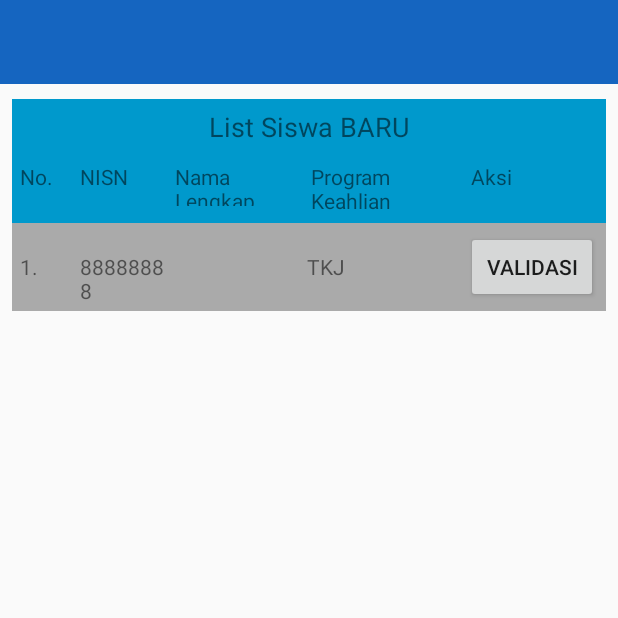
After one commit to muslikh/siakadAndroid, an Android app: the validasiPPDB screen opened directly, with no data from a screen before it, on a phone screen of 412 x 824 dp, the top half of it. The commit adds this screen. Run offline under Robolectric (Android 15) with nearby library versions, the phone set to English and light mode, and no system bars; our stand-ins replace Volley; network calls fail.

Commit message:
update baru gan

```diff
--- a/app/src/main/AndroidManifest.xml
+++ b/app/src/main/AndroidManifest.xml
@@ -13,7 +13,8 @@
         android:roundIcon="@mipmap/ic_logo"
         android:supportsRtl="true"
         android:theme="@style/AppTheme">
-        <activity android:name=".AdminActivity"></activity>
+        <activity android:name=".validasiPPDB"></activity>
+        <activity android:name=".AdminActivity" />
         <activity android:name=".Pendaftar" />
         <activity android:name=".FormulirPPDB" />
         <activity android:name=".EditDataSiswa" />
--- /dev/null
+++ b/app/src/main/java/id/codemerindu/siakad/validasiPPDB.java
@@ -0,0 +1,138 @@
+package id.codemerindu.siakad;
+
+import android.support.v7.app.AppCompatActivity;
+import android.os.Bundle;
+import android.util.Log;
+import android.view.View;
+import android.widget.Button;
+import android.widget.TableLayout;
+import android.widget.TableRow;
+import android.widget.TextView;
+import android.widget.Toast;
+
+import com.android.volley.Request;
+import com.android.volley.RequestQueue;
+import com.android.volley.Response;
+import com.android.volley.VolleyError;
+import com.android.volley.toolbox.StringRequest;
+import com.android.volley.toolbox.Volley;
+
+import org.json.JSONArray;
+import org.json.JSONException;
+import org.json.JSONObject;
+
+import java.util.ArrayList;
+
+public class validasiPPDB extends AppCompatActivity {
+
+    final String url = Server.URL+"siswabaru.php";
+    final String url_pindah = Server.URL+"pindah.php";
+
+
+    @Override
+    protected void onCreate(Bundle savedInstanceState) {
+        super.onCreate(savedInstanceState);
+        setContentView(R.layout.activity_validasi_ppdb);
+
+        DtSiswaBaru();
+
+        Button validasi = (Button) findViewById(R.id.aksiValidasi);
+        validasi.setOnClickListener(new View.OnClickListener() {
+            @Override
+            public void onClick(View v) {
+                pindah();
+            }
+        });
+//        TableRow tableRow = new TableRow(this);
+//        tableRow.setClickable(true);  //allows you to select a specific row
+//
+//        tableRow.setOnClickListener(new View.OnClickListener() {
+//            public void onClick(View view) {
+//                TableRow tablerow = (TableRow) view;
+//                TextView sample = (TextView) tablerow.getChildAt(1);
+//                String result=sample.getText().toString();
+//
+//                Toast toast = Toast.makeText(validasiPPDB.this, "wes", Toast.LENGTH_LONG);
+//                toast.show();
+//            }
+//        });
+
+
+        TableLayout tableLayout = (TableLayout) this.findViewById(R.id.tabelJadwal);
+        TableRow row = (TableRow)getLayoutInflater().inflate(R.layout.jadwal_row, null);
+        ((TextView)row.findViewById(R.id.noTabel)).setText("2");
+        ((TextView)row.findViewById(R.id.jamTabel)).setText("8 - 10 ");
+        ((TextView)row.findViewById(R.id.GuruTabel)).setText("aku ");
+        ((TextView)row.findViewById(R.id.pelajaranTabel)).setText("validasi ");
+    }
+
+    public void pindah()
+    {
+        RequestQueue requestQueue = Volley.newRequestQueue(this);
+        StringRequest stringRequests =
+                new StringRequest(Request.Method.POST, url_pindah, new Response.Listener<String>() {
+                    @Override
+                    public void onResponse(String response) {
+                        try {
+                            JSONArray dataArray= new JSONArray(response);
+
+                        }  catch(
+                                JSONException e)
+
+                        {
+                            e.printStackTrace();
+                        }
+                    }
+                }, new Response.ErrorListener() {
+                    @Override
+                    public void onErrorResponse(VolleyError error) {
+
+                    }
+                });
+        requestQueue.add(stringRequests);
+    }
+
+    public void DtSiswaBaru()
+    {
+       final TextView nisn = (TextView) findViewById(R.id.nisn);
+        final   TextView nomor = (TextView) findViewById(R.id.nomor);
+        final  TextView nama = (TextView) findViewById(R.id.nama);
+        final  TextView program = (TextView) findViewById(R.id.programkeahlian);
+
+
+        RequestQueue requestQueue = Volley.newRequestQueue(this);
+        StringRequest stringRequests =
+                new StringRequest(Request.Method.GET, url, new Response.Listener<String>() {
+                    @Override
+                    public void onResponse(String response) {
+                        try {
+                            JSONArray dataArray= new JSONArray(response);
+
+                            for (int i =0; i<dataArray.length(); i++)
+                            {
+
+                                JSONObject obj = dataArray.getJSONObject(i);
+                                nisn.setText(obj.getString("nisn"));
+                                nomor.setText(obj.getString("id_siswaBaru"));
+                                nama.setText(obj.getString("nama"));
+                                program.setText(obj.getString("program"));
+
+
+
+                            }
+                        }  catch(
+                                JSONException e)
+
+                        {
+                            e.printStackTrace();
+                        }
+                    }
+                }, new Response.ErrorListener() {
+                    @Override
+                    public void onErrorResponse(VolleyError error) {
+                        nama.setText(error.getLocalizedMessage());
+                    }
+                });
+        requestQueue.add(stringRequests);
+    }
+}
--- /dev/null
+++ b/app/src/main/res/layout/activity_validasi_ppdb.xml
@@ -0,0 +1,122 @@
+<?xml version="1.0" encoding="utf-8"?>
+<RelativeLayout
+    xmlns:android="http://schemas.android.com/apk/res/android"
+    xmlns:app="http://schemas.android.com/apk/res-auto"
+    xmlns:tools="http://schemas.android.com/tools"
+    android:layout_width="match_parent"
+    android:layout_height="match_parent"
+    tools:context=".validasiPPDB">
+
+
+    <android.support.v7.widget.Toolbar
+        android:id="@+id/toolbar"
+        android:layout_width="match_parent"
+        android:layout_height="wrap_content"
+        android:background="@color/colorPrimaryDark" />
+
+
+
+    <TableLayout
+
+        android:id="@+id/TBSiswaBaru"
+        android:layout_width="match_parent"
+        android:layout_height="wrap_content"
+        android:layout_below="@+id/toolbar"
+        android:layout_marginLeft="8dp"
+        android:layout_marginTop="10dp"
+        android:layout_marginRight="8dp">
+
+        <TableRow
+            android:gravity="center"
+            android:id="@+id/rowlay"
+            android:background="@android:color/holo_blue_dark"
+            android:padding="6dp">
+
+            <TextView
+                android:layout_width="match_parent"
+                android:layout_height="wrap_content"
+                android:layout_span="5"
+                android:text="List Siswa BARU"
+                android:textAlignment="center"
+                android:textSize="18dp" />
+        </TableRow>
+
+        <TableRow
+            android:layout_gravity="center"
+            android:background="@android:color/holo_blue_dark"
+            android:padding="5dp">
+
+            <TextView
+                android:layout_width="wrap_content"
+                android:layout_height="wrap_content"
+                android:text="No." />
+
+            <TextView
+                android:layout_width="66dp"
+                android:layout_height="wrap_content"
+                android:layout_weight="1"
+                android:text="NISN " />
+
+            <TextView
+                android:layout_width="wrap_content"
+                android:layout_height="29dp"
+                android:layout_weight="1"
+                android:text="Nama Lengkap" />
+
+            <TextView
+                android:layout_width="wrap_content"
+                android:layout_height="wrap_content"
+                android:layout_weight="1"
+                android:text="Program Keahlian" />
+
+            <TextView
+                android:layout_width="55dp"
+                android:layout_height="wrap_content"
+                android:layout_weight="1"
+                android:text="Aksi" />
+        </TableRow>
+
+        <TableRow
+            android:background="@android:color/darker_gray"
+            android:padding="5dp">
+
+            <TextView
+                android:id="@+id/nomor"
+                android:layout_width="40dp"
+                android:layout_height="wrap_content"
+                android:text="1." />
+
+            <TextView
+                android:id="@+id/nisn"
+                android:layout_width="40dp"
+                android:layout_height="wrap_content"
+                android:layout_weight="1"
+                android:text="88888888"/>
+            <TextView
+                android:id="@+id/nama"
+                android:layout_width="40dp"
+                android:layout_height="wrap_content"
+                android:layout_weight="1"
+                android:text="Muhamamd Muslikh " />
+
+            <TextView
+                android:id="@+id/programkeahlian"
+                android:layout_width="40dp"
+                android:layout_height="wrap_content"
+                android:layout_weight="1"
+                android:text="TKJ" />
+            <Button
+                android:id="@+id/aksiValidasi"
+                android:text="Validasi"
+                />
+            <!--<TextView-->
+                <!--android:id="@+id/aksiValidasi"-->
+                <!--android:layout_width="40dp"-->
+                <!--android:layout_height="wrap_content"-->
+                <!--android:layout_weight="1"-->
+                <!--android:text="Validasi" />-->
+        </TableRow>
+
+    </TableLayout>
+
+</RelativeLayout>
```
Also changed, not shown: app/src/main/java/id/codemerindu/siakad/AdminActivity.java (+53 -8 lines), app/src/main/java/id/codemerindu/siakad/MainActivity.java (+0 -20 lines), app/src/main/res/layout/activity_admin.xml (+25 -12 lines), app/src/main/res/layout/content_admin.xml (added, +29 -0 lines), app/src/main/res/menu/drawer_admin.xml (added, +30 -0 lines).
